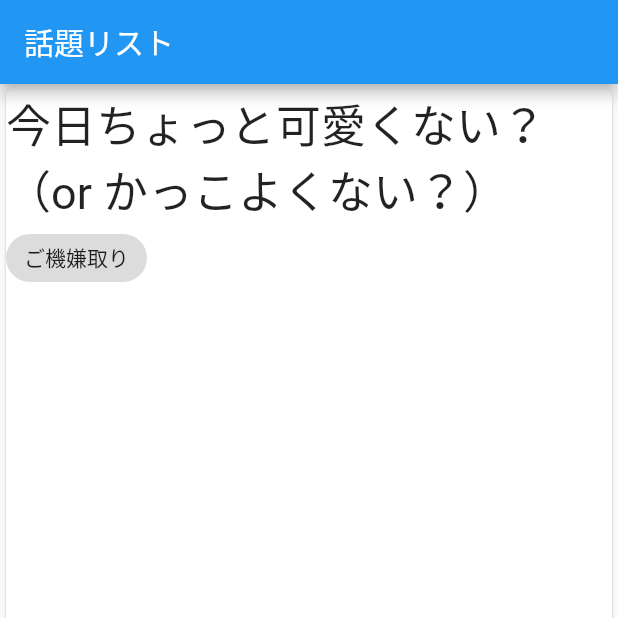
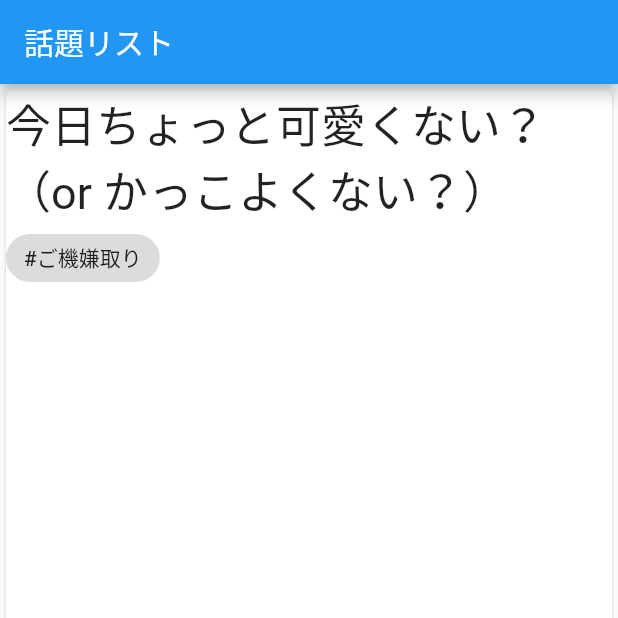
Before and after one commit to enpitut2020/hojorin-app, a Flutter app: the screen it shows after launch, on a phone screen of 412 x 824 dp, the top half of it. Run offline on Flutter 3.47's test engine with Material 2 defaults, Android fonts, the phone set to English and light mode, and no system bars.

Commit message:
split file

```diff
--- a/lib/main.dart
+++ b/lib/main.dart
@@ -1,4 +1,5 @@
 import 'package:flutter/material.dart';
+import 'model/topic.dart';
 
 void main() {
   runApp(MaterialApp(
@@ -63,7 +64,7 @@ class _TopicListPageState extends State<TopicListPage>{
                               runSpacing: 0.0,
                               direction: Axis.horizontal,
                               children: _currentTopic.tags.map((String tag){
-                                return new Chip(label:Text(tag));
+                                return new Chip(label:Text("#"+tag));
                               }).toList(),
                             ),
                           ),
@@ -77,9 +78,3 @@ class _TopicListPageState extends State<TopicListPage>{
     );
   }
 }
-
-class Topic{
-  String body;
-  List<String> tags;
-  Topic(this.body,this.tags);
-}
--- /dev/null
+++ b/lib/model/topic.dart
@@ -0,0 +1,5 @@
+class Topic{
+  String body;
+  List<String> tags;
+  Topic(this.body,this.tags);
+}
```
